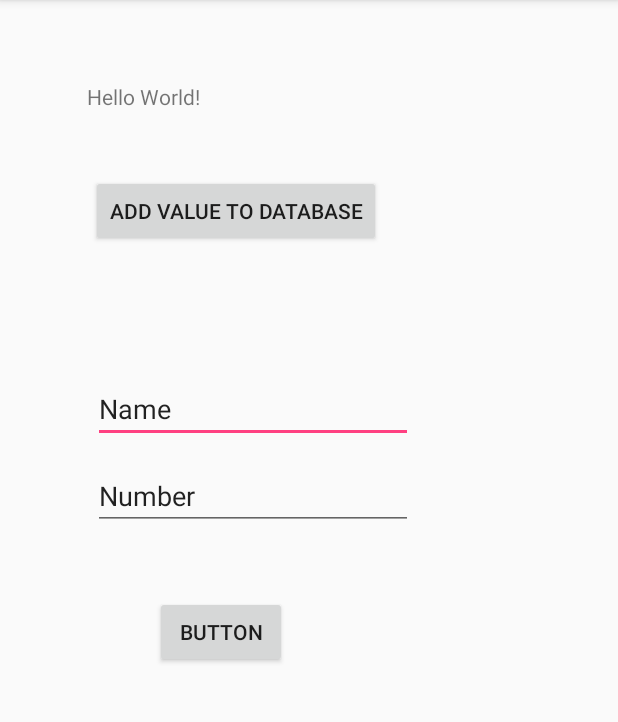
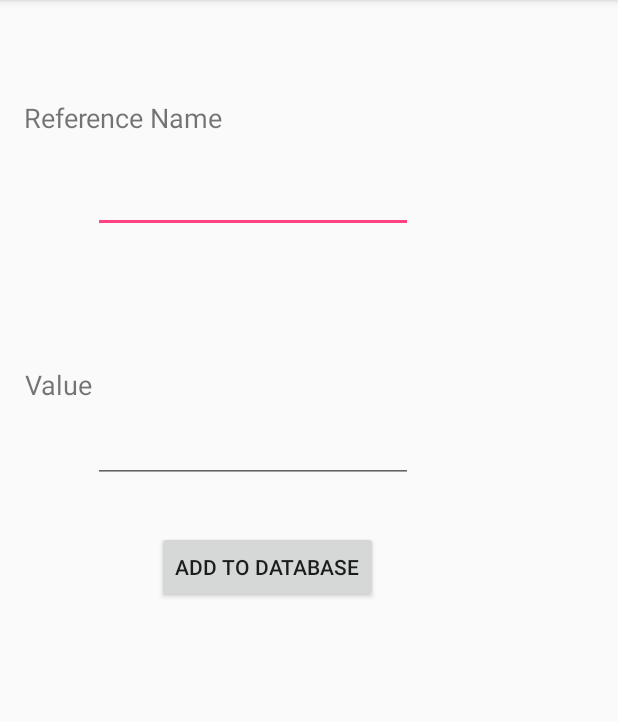
Before and after one commit to bsch2-group-h-2018/mom-says, an Android app: the screen it shows after launch (MainActivity), on a phone screen of 412 x 824 dp, the part 84-806 px from its top. Run offline under Robolectric (Android 15) with nearby library versions, the light colour scheme and no system bars; our stand-ins replace Firebase (no records; nobody signed in at launch, a user with empty details on screens opened directly).

Commit message:
working 03 Mar 2018 23:09:10 || Able to input data to database by EditText and Button. Type value into to the editText. Then press the button. Then value sends to database and store it there

```diff
--- a/MumSays/app/src/main/java/interproject/momsays/MainActivity.java
+++ b/MumSays/app/src/main/java/interproject/momsays/MainActivity.java
@@ -21,37 +21,26 @@ public class MainActivity extends AppCompatActivity {
         setContentView(R.layout.activity_main);
         //Firebase.setAndroidContext(this);
 
-        mSendData = (Button) findViewById(R.id.sendData);
+
         Button addBtn = (Button) findViewById(R.id.addBtn);
         addBtn.setOnClickListener(new View.OnClickListener(){
             @Override
             public void onClick(View view){
-                EditText nameText = (EditText) findViewById(R.id.nameText);
-                EditText numText = (EditText) findViewById(R.id.numText);
+                EditText refText = (EditText) findViewById(R.id.refText);
+                EditText valText = (EditText) findViewById(R.id.valText);
 
                 TextView displayTextView = (TextView) findViewById(R.id.displayTextView);
 
-                String nameVar = nameText.getText().toString();
-                int numVar = Integer.parseInt(numText.getText().toString());
+                String refVar = refText.getText().toString();
+                String valVar = valText.getText().toString();
 
-                displayTextView.setText(nameVar + " " + numVar);
-            }
-        });
+                FirebaseDatabase database = FirebaseDatabase.getInstance();
+                DatabaseReference myRef = database.getReference(refVar);
 
-
-        FirebaseDatabase database = FirebaseDatabase.getInstance();
-        DatabaseReference myRef = database.getReference("message");
-
-        myRef.setValue("Hello, World!");
-
-
-        mSendData.setOnClickListener(new View.OnClickListener() {
-            @Override
-            public void onClick(View view) {
+                myRef.setValue(valVar);
 
             }
         });
 
-
     }
 }
--- a/MumSays/app/src/main/res/layout/activity_main.xml
+++ b/MumSays/app/src/main/res/layout/activity_main.xml
@@ -7,36 +7,25 @@
     android:layout_height="match_parent"
     tools:context="interproject.momsays.MainActivity">
 
-    <TextView
-        android:id="@+id/textView2"
+    <EditText
+        android:id="@+id/refText"
         android:layout_width="wrap_content"
-        android:layout_height="wrap_content"
-        android:text="Hello World!"
-        app:layout_constraintBottom_toBottomOf="parent"
-        app:layout_constraintHorizontal_bias="0.172"
-        app:layout_constraintLeft_toLeftOf="parent"
-        app:layout_constraintRight_toRightOf="parent"
-        app:layout_constraintTop_toTopOf="parent"
-        app:layout_constraintVertical_bias="0.073" />
-
-    <Button
-        android:id="@+id/sendData"
-        android:layout_width="wrap_content"
-        android:layout_height="wrap_content"
+        android:layout_height="46dp"
         android:layout_marginBottom="8dp"
         android:layout_marginEnd="8dp"
         android:layout_marginStart="8dp"
         android:layout_marginTop="8dp"
-        android:text="Add Value to Database"
+        android:ems="10"
+        android:inputType="text"
         app:layout_constraintBottom_toBottomOf="parent"
         app:layout_constraintEnd_toEndOf="parent"
-        app:layout_constraintHorizontal_bias="0.261"
+        app:layout_constraintHorizontal_bias="0.294"
         app:layout_constraintStart_toStartOf="parent"
         app:layout_constraintTop_toTopOf="parent"
-        app:layout_constraintVertical_bias="0.154" />
+        app:layout_constraintVertical_bias="0.144" />
 
     <EditText
-        android:id="@+id/nameText"
+        android:id="@+id/valText"
         android:layout_width="wrap_content"
         android:layout_height="wrap_content"
         android:layout_marginBottom="8dp"
@@ -44,32 +33,13 @@
         android:layout_marginStart="8dp"
         android:layout_marginTop="8dp"
         android:ems="10"
-        android:inputType="text|textPersonName"
-        android:text="Name"
+        android:inputType="text"
         app:layout_constraintBottom_toBottomOf="parent"
         app:layout_constraintEnd_toEndOf="parent"
         app:layout_constraintHorizontal_bias="0.294"
         app:layout_constraintStart_toStartOf="parent"
-        app:layout_constraintTop_toTopOf="parent"
-        app:layout_constraintVertical_bias="0.342" />
-
-    <EditText
-        android:id="@+id/numText"
-        android:layout_width="wrap_content"
-        android:layout_height="wrap_content"
-        android:layout_marginBottom="8dp"
-        android:layout_marginEnd="8dp"
-        android:layout_marginStart="8dp"
-        android:layout_marginTop="8dp"
-        android:ems="10"
-        android:inputType="number"
-        android:text="Number"
-        app:layout_constraintBottom_toBottomOf="parent"
-        app:layout_constraintEnd_toEndOf="parent"
-        app:layout_constraintHorizontal_bias="0.294"
-        app:layout_constraintStart_toStartOf="parent"
-        app:layout_constraintTop_toBottomOf="@+id/nameText"
-        app:layout_constraintVertical_bias="0.012" />
+        app:layout_constraintTop_toBottomOf="@+id/refText"
+        app:layout_constraintVertical_bias="0.206" />
 
     <Button
         android:id="@+id/addBtn"
@@ -77,12 +47,12 @@
         android:layout_height="wrap_content"
         android:layout_marginEnd="8dp"
         android:layout_marginStart="8dp"
-        android:layout_marginTop="44dp"
-        android:text="Button"
+        android:layout_marginTop="32dp"
+        android:text="Add to Database"
         app:layout_constraintEnd_toEndOf="parent"
-        app:layout_constraintHorizontal_bias="0.31"
+        app:layout_constraintHorizontal_bias="0.389"
         app:layout_constraintStart_toStartOf="parent"
-        app:layout_constraintTop_toBottomOf="@+id/numText" />
+        app:layout_constraintTop_toBottomOf="@+id/valText" />
 
     <TextView
         android:id="@+id/displayTextView"
@@ -94,9 +64,37 @@
         android:layout_marginTop="72dp"
         app:layout_constraintBottom_toBottomOf="parent"
         app:layout_constraintEnd_toEndOf="parent"
-        app:layout_constraintHorizontal_bias="0.306"
+        app:layout_constraintHorizontal_bias="0.328"
         app:layout_constraintStart_toStartOf="parent"
         app:layout_constraintTop_toBottomOf="@+id/addBtn"
         app:layout_constraintVertical_bias="0.0" />
 
+    <TextView
+        android:id="@+id/textView"
+        android:layout_width="171dp"
+        android:layout_height="35dp"
+        android:layout_marginBottom="8dp"
+        android:layout_marginStart="16dp"
+        android:layout_marginTop="8dp"
+        android:text="Reference Name"
+        android:textSize="18sp"
+        app:layout_constraintBottom_toTopOf="@+id/refText"
+        app:layout_constraintStart_toStartOf="parent"
+        app:layout_constraintTop_toTopOf="parent"
+        app:layout_constraintVertical_bias="1.0" />
+
+    <TextView
+        android:id="@+id/textView2"
+        android:layout_width="wrap_content"
+        android:layout_height="wrap_content"
+        android:layout_marginBottom="8dp"
+        android:layout_marginEnd="8dp"
+        android:layout_marginStart="8dp"
+        android:text="Value"
+        android:textSize="18sp"
+        app:layout_constraintBottom_toTopOf="@+id/valText"
+        app:layout_constraintEnd_toEndOf="parent"
+        app:layout_constraintHorizontal_bias="0.024"
+        app:layout_constraintStart_toStartOf="parent" />
+
 </android.support.constraint.ConstraintLayout>
```
